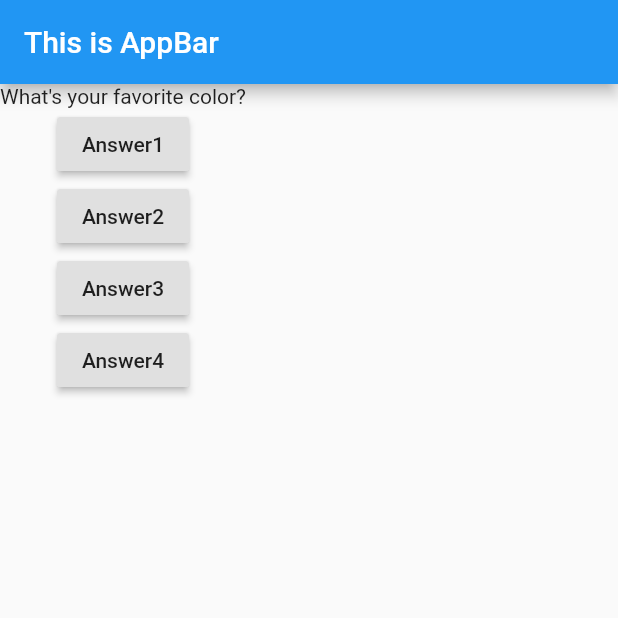
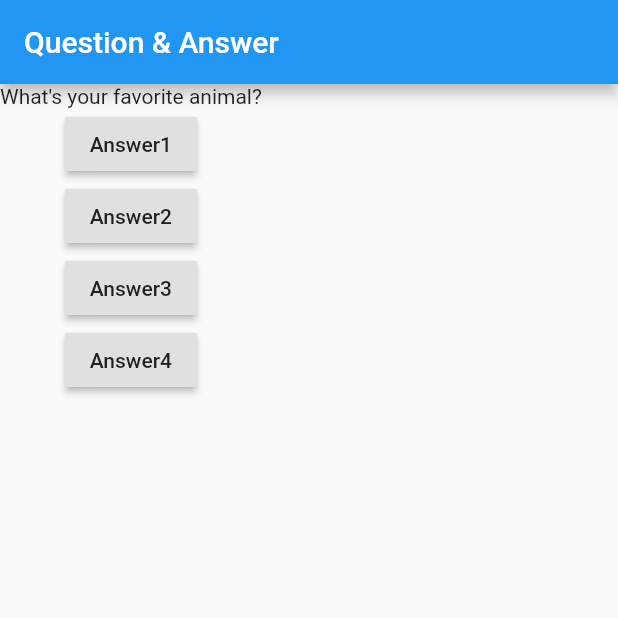
Before and after one commit to AnithaGKrishnegowda/Flutter-Basics-Guide, a Flutter app: the screen it shows after launch, after a tap on "Answer1", on a phone screen of 412 x 824 dp, the top half of it. Run offline on Flutter 3.47's test engine with Material 2 defaults, Android fonts, the phone set to English and light mode, and no system bars.

```diff
--- a/lib/main.dart
+++ b/lib/main.dart
@@ -6,13 +6,27 @@ import 'package:flutter/material.dart';
 
 void main() => runApp(MyApp());
 
-class MyApp extends StatelessWidget {
+class MyApp extends StatefulWidget {
+
+      @override
+  State<StatefulWidget> createState() {
+    // TODO: implement createState
+    return MyAppState();
+  }
+}
+
+class MyAppState extends State<MyApp> {
+
 
   int questionIndex =0;
 
   void answerQuestion(){
+    setState(() {
+         questionIndex=questionIndex+1;
+
+    });
+
    // print('Answer Choosen!!');
-   questionIndex=questionIndex+1;
    print(questionIndex);
   }
   @override
@@ -26,7 +40,8 @@ var questions = [
     return MaterialApp(
       home: Scaffold(
           appBar: AppBar(
-            title: Text('This is AppBar'),
+            title: Text('Question & Answer'),
+
           ),
           body: Column(
             children: [
```
